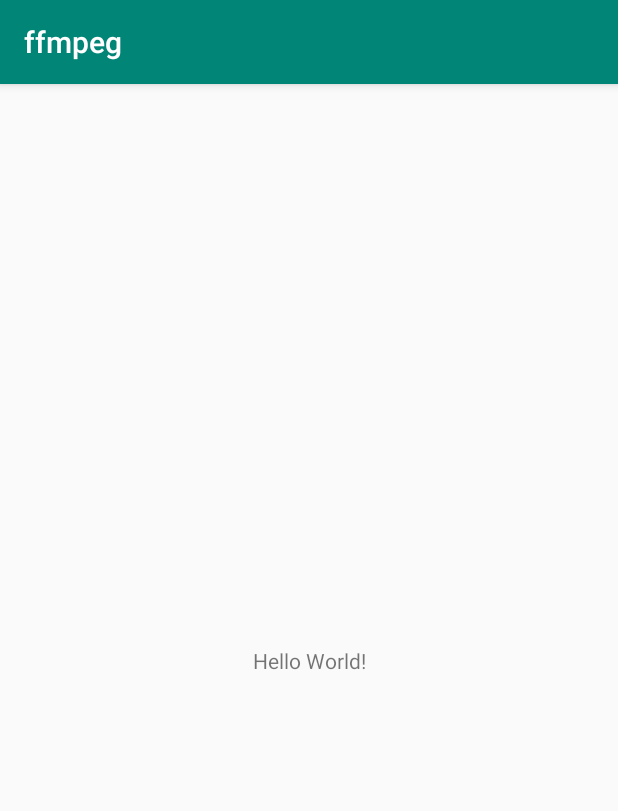
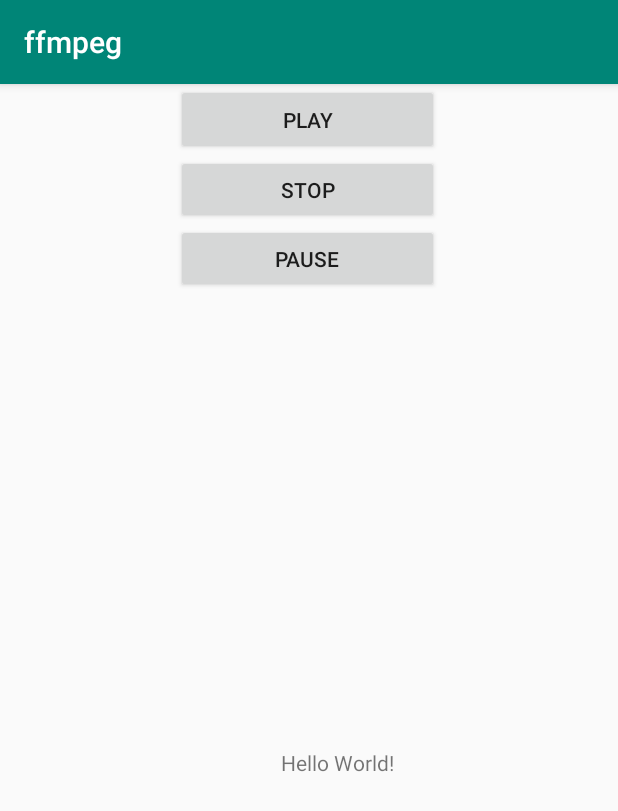
Before and after one commit to jc1995wade/Multimedia, an Android app: the screen it shows after launch (MainActivity), on a phone screen of 412 x 824 dp. Shown: the top 811 px of the screen. Run offline under Robolectric (Android 15) with nearby library versions, the phone set to English and light mode, and no system bars; 4 statements that could not run were skipped.

Commit message:
Implement play, pause, and stop functions

```diff
--- a/app/src/main/java/com/example/ffmpeg/MainActivity.java
+++ b/app/src/main/java/com/example/ffmpeg/MainActivity.java
@@ -6,8 +6,12 @@ import android.os.Bundle;
 import android.util.Log;
 import android.widget.TextView;
 import android.content.res.AssetManager;
+import android.view.View;
+import android.view.View.OnClickListener;
+import android.widget.Button;
+import android.widget.Toast;
 
-public class MainActivity extends AppCompatActivity {
+public class MainActivity extends AppCompatActivity implements View.OnClickListener {
 
     // Used to load the 'native-lib' library on application startup.
     static {
@@ -20,15 +24,43 @@ public class MainActivity extends AppCompatActivity {
         super.onCreate(savedInstanceState);
         setContentView(R.layout.activity_main);
 
+        Button btPlay = findViewById(R.id.bt_play);
+        Button btPause = findViewById(R.id.bt_pause);
+        Button btStop = findViewById(R.id.bt_stop);
+        //绑定监听
+        btPlay.setOnClickListener(this);
+        btPause.setOnClickListener(this);
+        btStop.setOnClickListener(this);
+
+        // Example of use openSLES play mp3 on asset
+        AssetManager asset= getAssets();
+        initAudioByOpenSL(asset, "许巍 - 旅行.mp3");
+
         // Example of a avcodec test
         TextView tv = findViewById(R.id.sample_text);
         Log.d(TAG, "this is avcodecConfiguration:"+avcodecConfiguration());
         tv.setText("Avcodec Version:"+avcodecVersion());
 
-        // Example of use openSLES play mp3 on asset
-        AssetManager asset= getAssets();
-        playAudioByOpenSL(asset, "许巍 - 旅行.mp3");
     }
+
+    //重写onClick()方法
+    @Override
+    public void onClick(View v) {
+        Log.d(TAG,"button ......");
+        if(v.getId()==R.id.bt_play){
+            Toast.makeText(this,"play is clicked",Toast.LENGTH_SHORT).show();
+            playAudioByOpenSL();
+        }
+        else if(v.getId()==R.id.bt_pause){
+            Toast.makeText(this,"pause is clicked",Toast.LENGTH_SHORT).show();
+            pauseAudioByOpenSL();
+        }
+        else if(v.getId()==R.id.bt_stop){
+            Toast.makeText(this,"stop is clicked",Toast.LENGTH_SHORT).show();
+            stopAudioByOpenSL();
+        }
+    }
+
 
     /**
      * A native method that is implemented by the 'native-lib' native library,
@@ -36,5 +68,8 @@ public class MainActivity extends AppCompatActivity {
      */
     public native String avcodecConfiguration();
     public native int avcodecVersion();
-    public native int playAudioByOpenSL(Object assetManager, String filename);
+    public native int initAudioByOpenSL(Object assetManager, String filename);
+    public native int playAudioByOpenSL();
+    public native void pauseAudioByOpenSL();
+    public native void stopAudioByOpenSL();
 }
--- a/app/src/main/res/layout/activity_main.xml
+++ b/app/src/main/res/layout/activity_main.xml
@@ -12,8 +12,99 @@
         android:layout_height="wrap_content"
         android:text="Hello World!"
         app:layout_constraintBottom_toBottomOf="parent"
+        app:layout_constraintHorizontal_bias="0.556"
         app:layout_constraintLeft_toLeftOf="parent"
         app:layout_constraintRight_toRightOf="parent"
-        app:layout_constraintTop_toTopOf="parent" />
+        app:layout_constraintTop_toTopOf="parent"
+        app:layout_constraintVertical_bias="0.591" />
+
+    <LinearLayout
+        android:layout_width="409dp"
+        android:layout_height="209dp"
+        android:orientation="vertical"
+        tools:layout_editor_absoluteX="1dp"
+        tools:layout_editor_absoluteY="0dp">
+
+        <LinearLayout
+            android:layout_width="match_parent"
+            android:layout_height="47dp"
+            android:orientation="horizontal">
+
+            <androidx.constraintlayout.widget.ConstraintLayout
+                android:layout_width="match_parent"
+                android:layout_height="match_parent"
+                android:layout_weight="1">
+
+            </androidx.constraintlayout.widget.ConstraintLayout>
+
+            <androidx.constraintlayout.widget.Guideline
+                android:id="@+id/guideline3"
+                android:layout_width="wrap_content"
+                android:layout_height="wrap_content"
+                android:layout_weight="1"
+                android:orientation="horizontal" />
+
+            <Button
+                android:id="@+id/bt_play"
+                android:layout_width="175dp"
+                android:layout_height="match_parent"
+                android:text="Play" />
+
+            <androidx.constraintlayout.widget.ConstraintLayout
+                android:layout_width="match_parent"
+                android:layout_height="match_parent"
+                android:layout_weight="1">
+
+            </androidx.constraintlayout.widget.ConstraintLayout>
+        </LinearLayout>
+
+        <LinearLayout
+            android:layout_width="match_parent"
+            android:layout_height="46dp"
+            android:orientation="horizontal">
+
+            <androidx.constraintlayout.widget.ConstraintLayout
+                android:layout_width="117dp"
+                android:layout_height="match_parent">
+
+            </androidx.constraintlayout.widget.ConstraintLayout>
+
+            <Button
+                android:id="@+id/bt_stop"
+                android:layout_width="175dp"
+                android:layout_height="match_parent"
+                android:text="STOP" />
+
+            <androidx.constraintlayout.widget.ConstraintLayout
+                android:layout_width="match_parent"
+                android:layout_height="match_parent">
+
+            </androidx.constraintlayout.widget.ConstraintLayout>
+        </LinearLayout>
+
+        <LinearLayout
+            android:layout_width="match_parent"
+            android:layout_height="46dp"
+            android:orientation="horizontal">
+
+            <androidx.constraintlayout.widget.ConstraintLayout
+                android:layout_width="117dp"
+                android:layout_height="match_parent">
+
+            </androidx.constraintlayout.widget.ConstraintLayout>
+
+            <Button
+                android:id="@+id/bt_pause"
+                android:layout_width="175dp"
+                android:layout_height="match_parent"
+                android:text="Pause" />
+
+            <androidx.constraintlayout.widget.ConstraintLayout
+                android:layout_width="match_parent"
+                android:layout_height="match_parent">
+
+            </androidx.constraintlayout.widget.ConstraintLayout>
+        </LinearLayout>
+    </LinearLayout>
 
 </androidx.constraintlayout.widget.ConstraintLayout>
```
Also changed, not shown: 1 other file.
